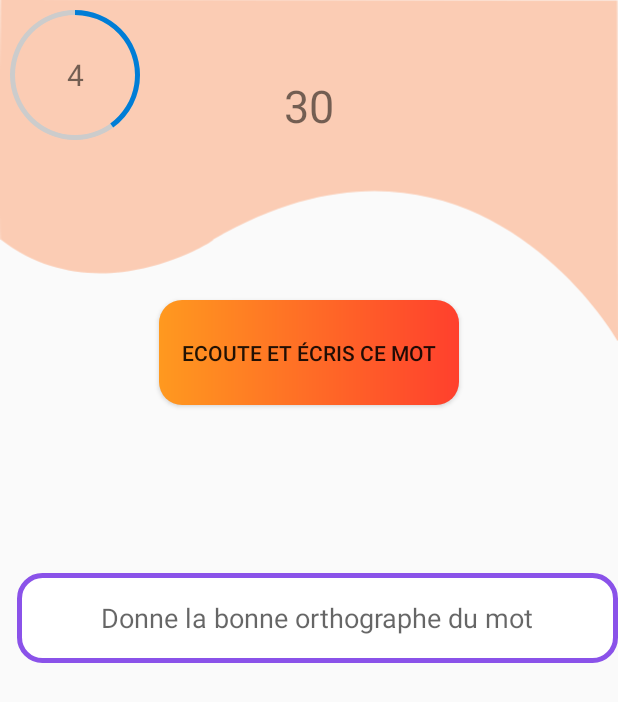
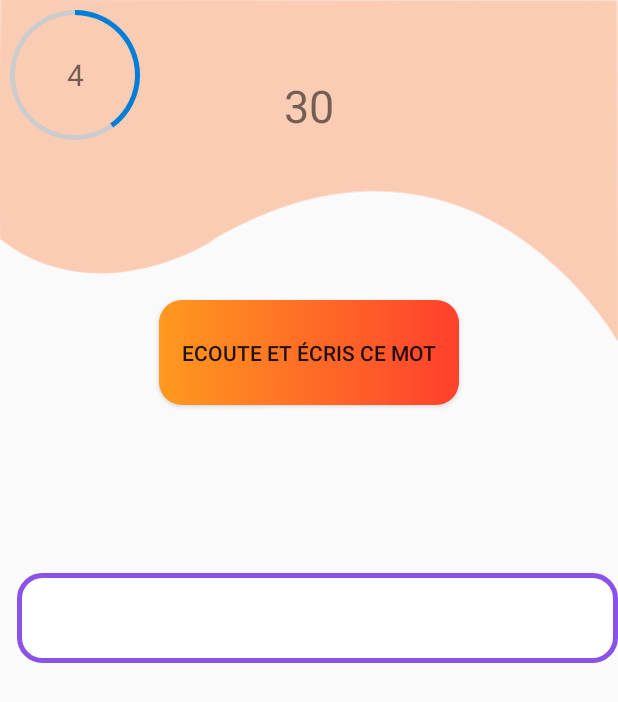
Before and after one commit to Rankangi/ProjetAppli, an Android app: the SoloActivityMedium screen opened directly, with no data from a screen before it, on a phone screen of 412 x 824 dp. Shown: the top 702 px of the screen. Run offline under Robolectric (Android 15) with nearby library versions, the phone set to English and light mode, and no system bars; 2 statements that could not run were skipped.

Commit message:
amélioration du moyen

```diff
--- a/app/src/main/res/layout/activity_solo_medium.xml
+++ b/app/src/main/res/layout/activity_solo_medium.xml
@@ -29,7 +29,7 @@
             android:text="30"
             android:textSize="30dp"/>
 
-        <EditText
+<!--        <EditText
             android:layout_centerVertical="true"
             android:id="@+id/getTheWordMedium"
             android:layout_width="match_parent"
@@ -41,6 +41,18 @@
             android:gravity="center"
             android:hint="Donne la bonne orthographe du mot"
             android:inputType="textPersonName" />
+-->
+        <TextView
+            android:layout_centerVertical="true"
+            android:id="@+id/hintTextMedium"
+            android:textSize="20dp"
+            android:layout_width="match_parent"
+            android:layout_height="60dp"
+            android:layout_alignParentStart="true"
+            android:layout_marginStart="11dp"
+            android:gravity="center"
+            android:background="@drawable/round_edittext_purple"
+            android:text="" />
 
         <Button
             android:id="@+id/speechButtonMedium"
@@ -81,15 +93,7 @@
             android:layout_marginTop="50px"
             android:text="Moyen" />
 
-        <TextView
-            android:id="@+id/hintTextMedium"
-            android:layout_width="wrap_content"
-            android:layout_height="wrap_content"
-            android:textSize="20dp"
-            android:layout_marginLeft="420px"
-            android:layout_marginTop="600px"
-            android:gravity="center"
-            android:text="" />
+
 
     </RelativeLayout>
 </android.support.constraint.ConstraintLayout>
```
Also changed, not shown: app/src/main/java/fr/insacvl/educations/activitySolo/SoloActivityMedium.java (+49 -49 lines).
